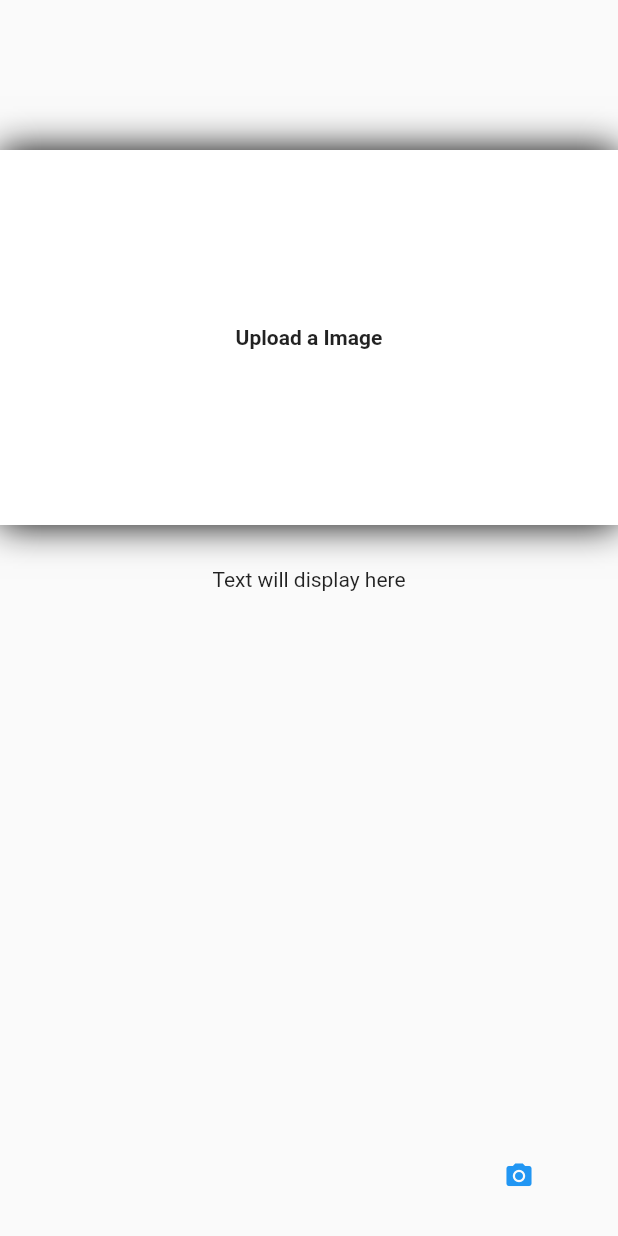
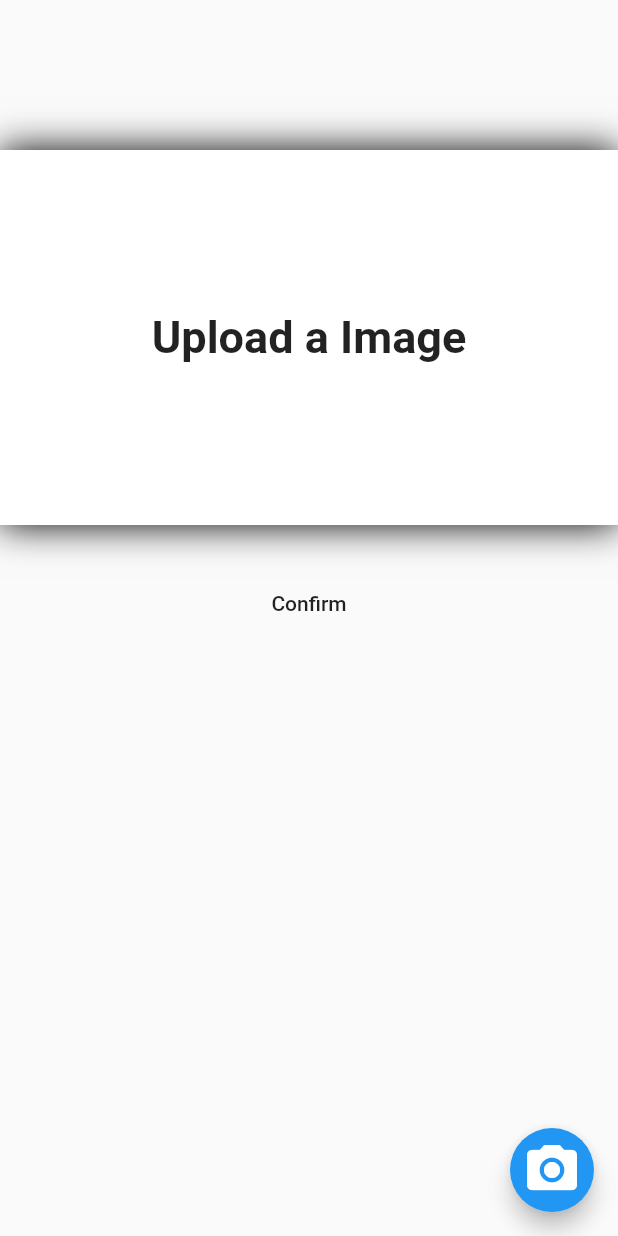
Before and after one commit to Manas1820/G_MAP, a Flutter app: the ReceiptData screen opened directly, on a phone screen of 412 x 824 dp. Run offline on Flutter 3.47's test engine with Material 2 defaults, Android fonts, the phone set to English and light mode, and no system bars; our stand-ins replace cloud_firestore, firebase_auth, firebase_core, google_fonts, google_sign_in, image_picker and 2 more; missing offline and left inert: connectivity_wrapper, firebase_ml_vision, matrix4_transform, poly; accounts and stored records are empty; project files that could hold a hidden picture were left out.

Commit message:
⚡ updates

```diff
--- a/lib/models/ReceiptClass.dart
+++ b/lib/models/ReceiptClass.dart
@@ -13,12 +13,10 @@ class Item {
 }
 
 class ReceiptInfo {
-  List items;
   num finalTotal;
   num finalTax;
 
   ReceiptInfo(List items, num finalTotal, num finalTax) {
-    this.items = items;
     this.finalTotal = finalTotal;
     this.finalTax = finalTax;
   }
--- a/lib/screens/receipt_data_screen.dart
+++ b/lib/screens/receipt_data_screen.dart
@@ -1,6 +1,8 @@
+import 'package:cloud_firestore/cloud_firestore.dart';
 import 'package:firebase_ml_vision/firebase_ml_vision.dart';
 import 'package:flutter/material.dart';
 import 'package:hack_app/Utils/Parsing.dart';
+import 'package:hack_app/Utils/SharedPreferences.dart';
 import 'package:image_picker/image_picker.dart';
 import 'dart:io';
 
@@ -42,6 +44,18 @@ class _ReceiptDataState extends State<ReceiptData> {
     // return;
   }
 
+  sendDataToFirebase(num total) async {
+    await FirebaseFirestore.instance
+        .collection('users')
+        .doc(Constants.prefs.getString('userId'))
+        .collection('bills')
+        .doc()
+        .set({
+      'dateTime': DateTime.now(),
+      'total': total,
+    });
+  }
+
   @override
   Widget build(BuildContext context) {
     return Scaffold(
@@ -76,34 +90,27 @@ class _ReceiptDataState extends State<ReceiptData> {
                   child: Center(
                     child: Text(
                       "Upload a Image",
-                      style: TextStyle(fontWeight: FontWeight.bold),
+                      style:
+                          TextStyle(fontWeight: FontWeight.bold, fontSize: 30),
                     ),
                   )),
           SizedBox(height: 10.0),
           SizedBox(height: 10.0),
-          text == ''
-              ? Text('Text will display here')
-              : Expanded(
-                  child: SingleChildScrollView(
-                    child: Padding(
-                      padding: const EdgeInsets.all(15.0),
-                      child: Text(
-                        text,
-                      ),
-                    ),
-                  ),
-                ),
+          FlatButton(
+            child: Text('Confirm'),
+            onPressed: () async {
+              await sendDataToFirebase(receiptInfo.finalTotal);
+            },
+          )
         ],
       ),
-      floatingActionButton: FlatButton.icon(
-        icon: Icon(
+      floatingActionButton: FloatingActionButton(
+        child: Icon(
           Icons.photo_camera,
-          size: 20,
+          size: 40,
         ),
-        label: Text(''),
-        textColor: Theme.of(context).primaryColor,
-        onPressed: () {
-          pickImage();
+        onPressed: () async {
+          await pickImage();
         },
       ),
     );
```
